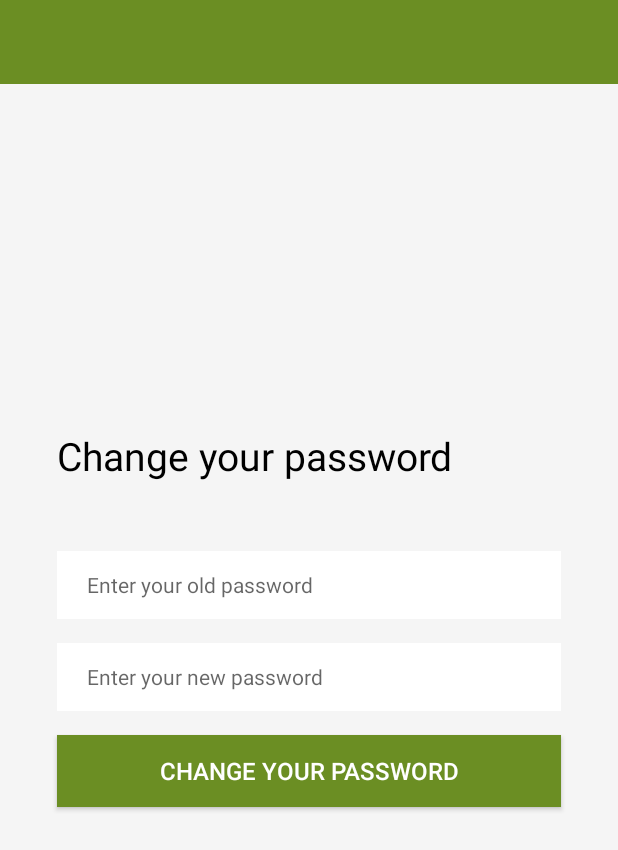
After one commit to edyta-sleziak/Hillforts, an Android app: the layout activity_settings.xml on its own in the app's theme, with its tools: preview values and no code run, on a phone screen of 412 x 824 dp. The commit adds this screen. Shown: the top 850 px of the screen. Run offline under Robolectric (Android 15) with nearby library versions, the phone set to English and light mode, and no system bars.

Commit message:
New layouts added (login, signup, settings, stats) Visual improvements

```diff
--- /dev/null
+++ b/app/src/main/res/layout/activity_settings.xml
@@ -0,0 +1,90 @@
+<?xml version="1.0" encoding="utf-8"?>
+<androidx.constraintlayout.widget.ConstraintLayout xmlns:android="http://schemas.android.com/apk/res/android"
+    xmlns:app="http://schemas.android.com/apk/res-auto"
+    xmlns:tools="http://schemas.android.com/tools"
+    android:layout_width="match_parent"
+    android:layout_height="match_parent"
+    android:background="@color/colorPrimary"
+    tools:context=".activities.HillfortActivity">
+
+  <RelativeLayout
+      android:layout_width="match_parent"
+      android:layout_height="match_parent"
+      app:layout_constraintBottom_toBottomOf="parent"
+      app:layout_constraintTop_toTopOf="parent">
+
+    <com.google.android.material.appbar.AppBarLayout
+        android:id="@+id/appBarLayout"
+        android:layout_width="match_parent"
+        android:layout_height="wrap_content"
+        android:background="@color/colorAccent"
+        android:fitsSystemWindows="true"
+        app:elevation="0dip"
+        app:theme="@style/ThemeOverlay.AppCompat.Dark.ActionBar">
+
+      <androidx.appcompat.widget.Toolbar
+          android:id="@+id/toolbarHillfort"
+          android:layout_width="match_parent"
+          android:layout_height="wrap_content"
+          app:titleTextColor="@color/colorPrimaryDark" />
+    </com.google.android.material.appbar.AppBarLayout>
+
+    <LinearLayout xmlns:android="http://schemas.android.com/apk/res/android"
+        android:layout_width="match_parent"
+        android:layout_height="match_parent"
+        android:gravity="center"
+        android:orientation="vertical"
+        android:paddingHorizontal="30dp">
+
+      <TextView
+          android:layout_width="match_parent"
+          android:layout_height="wrap_content"
+          android:layout_margin="8dp"
+          android:paddingBottom="30dp"
+          android:text="@string/password_change"
+          android:textColor="@android:color/black"
+          android:textSize="26dp" />
+
+      <EditText
+          android:id="@+id/old_password"
+          android:layout_width="match_parent"
+          android:layout_height="45dp"
+          android:layout_margin="8dp"
+          android:background="@android:color/white"
+          android:hint="@string/hint_old_password"
+          android:inputType="textPassword"
+          android:maxLength="25"
+          android:maxLines="1"
+          android:paddingHorizontal="20dp"
+          android:textColor="@color/colorPrimaryDark"
+          android:textSize="14sp" />
+
+      <EditText
+          android:id="@+id/new_password"
+          android:layout_width="match_parent"
+          android:layout_height="45dp"
+          android:layout_margin="8dp"
+          android:background="@android:color/white"
+          android:hint="@string/hint_new_password"
+          android:inputType="textPassword"
+          android:maxLength="25"
+          android:maxLines="1"
+          android:paddingHorizontal="20dp"
+          android:textColor="@color/colorPrimaryDark"
+          android:textSize="14sp" />
+
+      <Button
+          android:id="@+id/login"
+          android:layout_width="match_parent"
+          android:layout_height="wrap_content"
+          android:layout_margin="8dp"
+          android:background="@color/colorAccent"
+          android:text="@string/password_change"
+          android:textColor="@android:color/white"
+          android:textSize="16sp" />
+
+
+    </LinearLayout>
+  </RelativeLayout>
+
+</androidx.constraintlayout.widget.ConstraintLayout>
--- a/app/src/main/res/values/colors.xml
+++ b/app/src/main/res/values/colors.xml
@@ -1,6 +1,6 @@
 <?xml version="1.0" encoding="utf-8"?>
 <resources>
-    <color name="colorPrimary">#808B96</color>
+    <color name="colorPrimary">#F5F5F5</color>
     <color name="colorPrimaryDark">#34495E</color>
-    <color name="colorAccent">#5DD249</color>
+    <color name="colorAccent">#6B8E23</color>
 </resources>
--- a/app/src/main/res/values/strings.xml
+++ b/app/src/main/res/values/strings.xml
@@ -14,6 +14,20 @@
   <string name="select_hillfort_image"> Select Image </string>
   <string name="button_setLocation"> Set location </string>
   <string name="title_activity_map">Map</string>
+  <string name="drawer_logout">Log out</string>
+  <string name="drawer_stats">Statistics</string>
+  <string name="drawer_settings">Settings</string>
+  <string name="drawer_about">About</string>
+  <string name="hint_emailaddress">E-mail</string>
+  <string name="hint_password">Password</string>
+  <string name="btn_login">Log in</string>
+  <string name="btn_signup">Sign up</string>
+  <string name="hint_createaccount">Don\'t have an account? \n Register now below</string>
+  <string name="password_change">Change your password</string>
+  <string name="hint_old_password">Enter your old password</string>
+  <string name="hint_new_password">Enter your new password</string>
+
+
 
 
 </resources>
--- a/app/src/main/res/values/styles.xml
+++ b/app/src/main/res/values/styles.xml
@@ -10,4 +10,5 @@
     <style name="SplashScreen" parent="Theme.AppCompat.Light.NoActionBar">
     </style>
 
+
 </resources>
```
Also changed, not shown: app/src/main/res/layout/activity_login.xml (added, +67 -0 lines), app/src/main/res/layout/activity_signup.xml (added, +49 -0 lines), app/src/main/res/layout/activity_stats.xml (added, +59 -0 lines).
